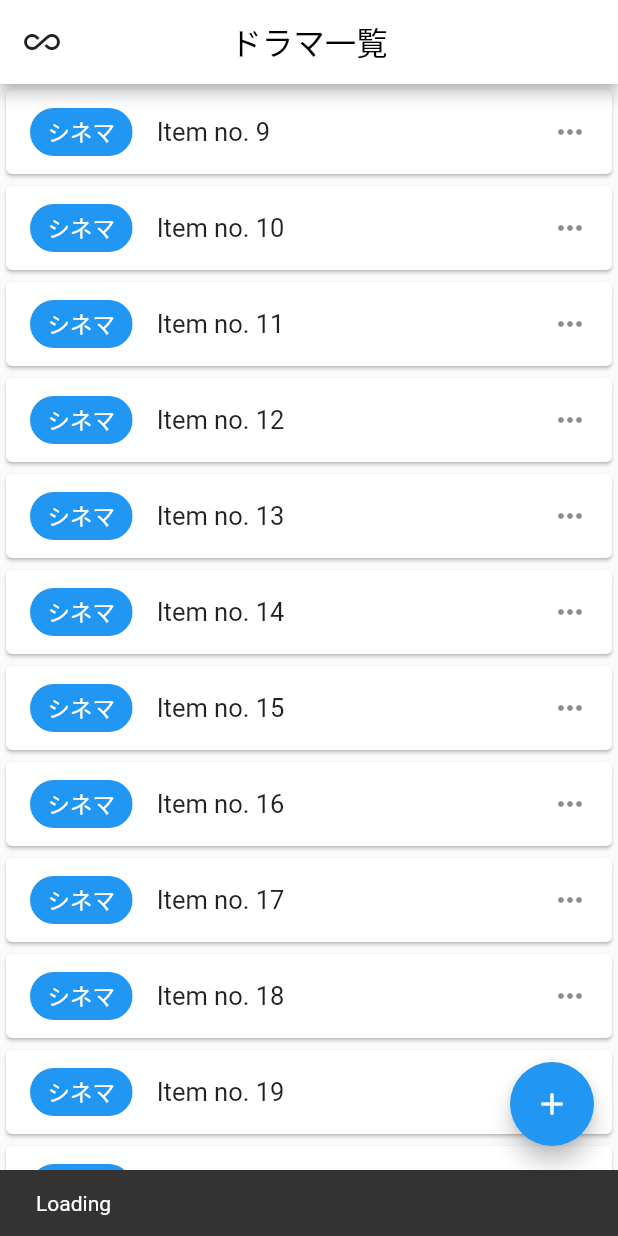
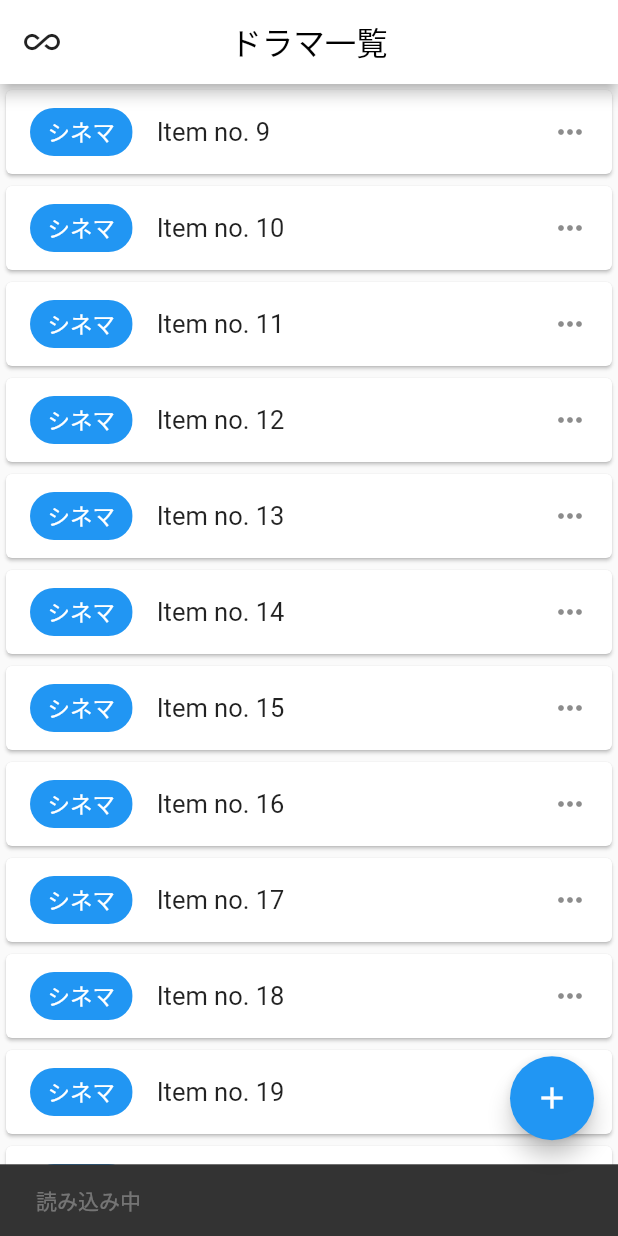
Before and after one commit to garinpeiros/brain_dump, a Flutter app: the screen it shows after launch, scrolled down 512 dp, on a phone screen of 412 x 824 dp. Run offline on Flutter 3.47's test engine with Material 2 defaults, Android fonts, the phone set to English and light mode, and no system bars; our stand-ins replace drift, easy_localization, freezed_annotation, hooks_riverpod; accounts and stored records are empty; generated files the repository leaves out were written again.

Commit message:
読み込み中表示対応

```diff
--- a/assets/langs/ja-JP.json
+++ b/assets/langs/ja-JP.json
@@ -21,5 +21,6 @@
   "confirm_delete_dorama": "本当に削除しても宜しいでしょうか？",
   "edit_dorama": "ドラマを編集",
   "add_dorama": "ドラマを追加",
-  "alert_title": "タイトルを入力して下さい"
+  "alert_title": "タイトルを入力して下さい",
+  "loading": "読み込み中"
 }
--- a/lib/view/dorama/dorama_list_view.dart
+++ b/lib/view/dorama/dorama_list_view.dart
@@ -16,7 +16,16 @@ class DoramaListView extends HookConsumerWidget {
     final doramaState = ref.watch(doramaDatabaseProvider);
     final doramaProvider = ref.watch(doramaDatabaseProvider.notifier);
     List<DoramaData> items = doramaProvider.state.doramaItems;
-    //return Container();
+
+    ///
+    /// Loading表示
+    ///
+    if (doramaProvider.state.isLoading) {
+      WidgetsBinding.instance.addPostFrameCallback((_) {
+        _showLoadingSnackBar(context);
+      });
+    }
+
     return Scaffold(
       appBar: AppBar(
         leading: const Icon(
@@ -47,15 +56,14 @@ class DoramaListView extends HookConsumerWidget {
     required DoramaDatabseNotifier provider,
     required BuildContext context,
   }) {
-    const threshold = 0.7;
+    const threshold = 0.9;
     return NotificationListener<ScrollNotification>(
       onNotification: (ScrollNotification scrollInfo) {
         final scrollProportion =
             scrollInfo.metrics.pixels / scrollInfo.metrics.maxScrollExtent;
         if (!provider.state.isLoading && scrollProportion > threshold) {
+          print(scrollProportion);
           provider.fetchList();
-        } else {
-          _showLoadingSnackBar(context);
         }
         return false;
       },
@@ -101,9 +109,9 @@ class DoramaListView extends HookConsumerWidget {
   }
 
   void _showLoadingSnackBar(BuildContext context) {
-    const snackBar = SnackBar(
-      content: Text('Loading'),
-      duration: Duration(seconds: 1),
+    var snackBar = SnackBar(
+      content: Text("loading".tr()),
+      duration: const Duration(seconds: 1),
     );
     ScaffoldMessenger.of(context).showSnackBar(snackBar);
   }
```
